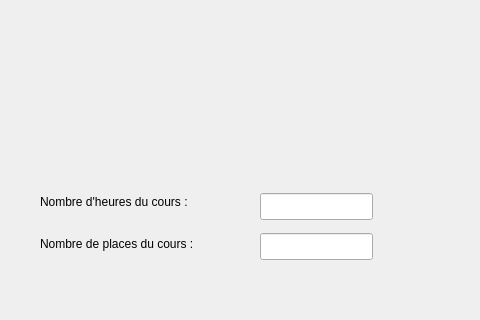
Qt form formcreacours.ui (formotiis/CPOOA) before a commit; both pictures show x 0 to 480 and y 97 to 417 of the 1024 by 417 pixel window.
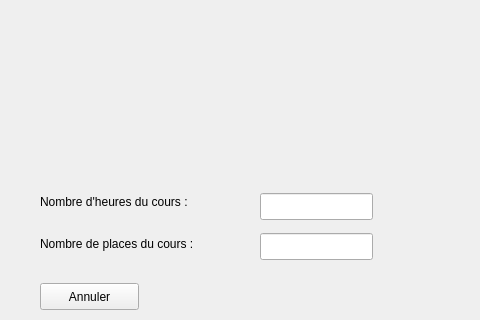
The same form after that commit.

Commit message: ITERATION 2: WIDGET MENU CREATION COURS added button

```diff
--- a/formcreacours.ui
+++ b/formcreacours.ui
@@ -103,6 +103,19 @@
     </rect>
    </property>
   </widget>
+  <widget class="QPushButton" name="b_cancel">
+   <property name="geometry">
+    <rect>
+     <x>40</x>
+     <y>380</y>
+     <width>99</width>
+     <height>27</height>
+    </rect>
+   </property>
+   <property name="text">
+    <string>Annuler</string>
+   </property>
+  </widget>
  </widget>
  <resources/>
  <connections/>
```
Left out of the diff: 2 changed lines with no effect on the pictures.
